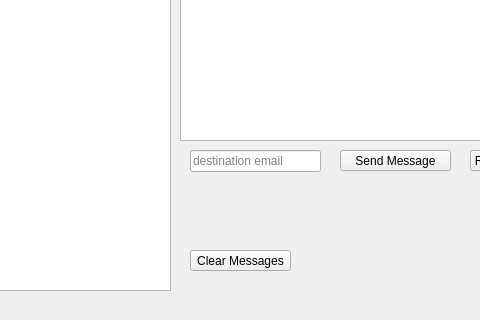
Before: the Qt Designer form src/client/mainwindow.ui in JohnAgapeyev/SIGEMAIL, drawn with Qt 5; both pictures show x 120 to 600 and y 280 to 600 of the 800 by 600 pixel window.
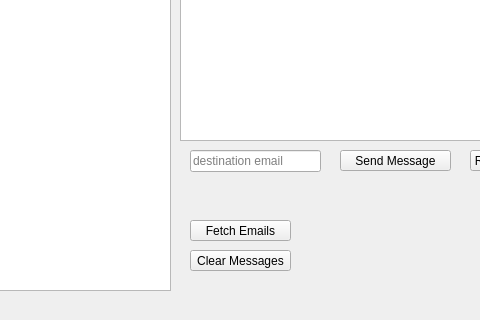
After: the same form once the commit is applied.

Commit message: Modified client db message table, and implemented initial offering for gui listing of messages

Patch:
```diff
--- a/src/client/mainwindow.ui
+++ b/src/client/mainwindow.ui
@@ -198,6 +198,19 @@
      <string>Clear Messages</string>
     </property>
    </widget>
+   <widget class="QPushButton" name="fetch_email">
+    <property name="geometry">
+     <rect>
+      <x>310</x>
+      <y>500</y>
+      <width>101</width>
+      <height>21</height>
+     </rect>
+    </property>
+    <property name="text">
+     <string>Fetch Emails</string>
+    </property>
+   </widget>
   </widget>
   <widget class="QStatusBar" name="statusbar"/>
  </widget>
```
The commit also changes 5 other files.
